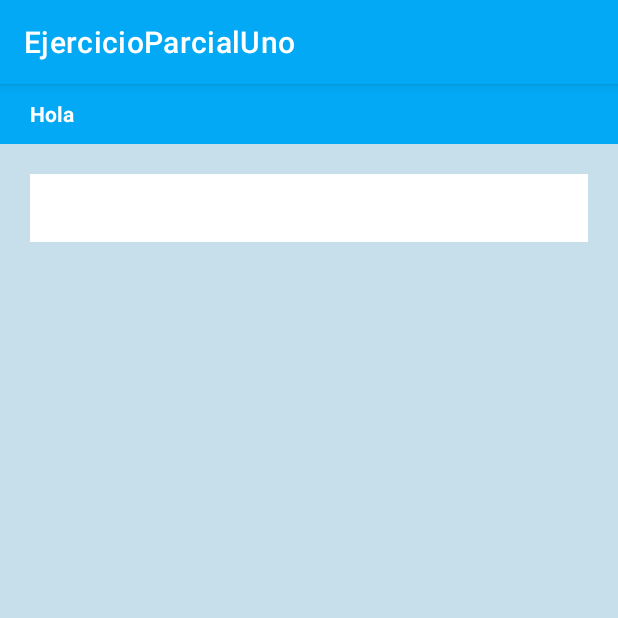
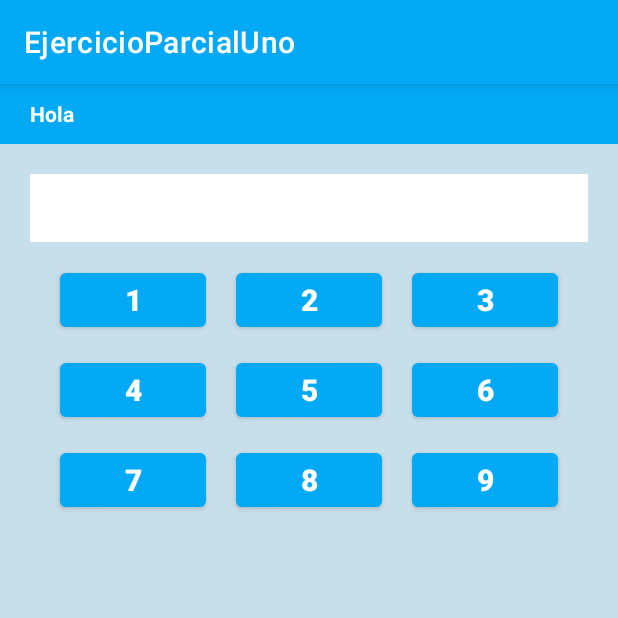
Before and after one commit to AngelaEspinosa2021/EjercicioParcialMoviles, an Android app: the screen it shows after launch (CalculadoraActivity), on a phone screen of 412 x 824 dp, the top half of it. Run offline under Robolectric (Android 15) with nearby library versions, the phone set to English and light mode, and no system bars.

Commit message:
Se insertan los botones correspondientes a los numeros del 1 al 9

```diff
--- a/EjercicioParcialUno/app/src/main/res/layout/activity_calculadora.xml
+++ b/EjercicioParcialUno/app/src/main/res/layout/activity_calculadora.xml
@@ -67,4 +67,145 @@
             android:textColor="@color/black"
             android:textSize="34sp" />
     </LinearLayout>
+
+    <LinearLayout
+        android:layout_width="match_parent"
+        android:layout_height="wrap_content"
+        android:layout_marginStart="20dp"
+        android:layout_marginTop="120dp"
+        android:layout_marginEnd="20dp"
+        android:orientation="horizontal"
+        app:layout_constraintEnd_toEndOf="parent"
+        app:layout_constraintStart_toStartOf="parent"
+        app:layout_constraintTop_toTopOf="parent">
+
+        <Button
+            android:id="@+id/uno"
+            android:layout_width="wrap_content"
+            android:layout_height="wrap_content"
+            android:layout_marginLeft="20dp"
+            android:layout_marginRight="20dp"
+            android:layout_weight="1"
+            android:width="50dp"
+            android:text="1"
+            android:textSize="20sp"
+            android:textStyle="bold" />
+
+        <Button
+            android:id="@+id/dos"
+            android:layout_width="wrap_content"
+            android:layout_height="wrap_content"
+            android:layout_marginRight="20dp"
+            android:layout_weight="1"
+            android:width="50dp"
+            android:text="2"
+            android:textSize="20sp"
+            android:textStyle="bold" />
+
+        <Button
+            android:id="@+id/tres"
+            android:layout_width="wrap_content"
+            android:layout_height="wrap_content"
+            android:layout_marginRight="20dp"
+            android:layout_weight="1"
+            android:width="50dp"
+            android:text="3"
+            android:textSize="20sp"
+            android:textStyle="bold" />
+    </LinearLayout>
+
+    <LinearLayout
+        android:layout_width="match_parent"
+        android:layout_height="wrap_content"
+        android:layout_marginStart="20dp"
+        android:layout_marginTop="180dp"
+        android:layout_marginEnd="20dp"
+        android:orientation="horizontal"
+        app:layout_constraintEnd_toEndOf="parent"
+        app:layout_constraintStart_toStartOf="parent"
+        app:layout_constraintTop_toTopOf="parent">
+
+        <Button
+            android:id="@+id/cuatro"
+            android:layout_width="wrap_content"
+            android:layout_height="wrap_content"
+            android:layout_marginLeft="20dp"
+            android:layout_marginRight="20dp"
+            android:layout_weight="1"
+            android:width="50dp"
+            android:text="4"
+            android:textSize="20sp"
+            android:textStyle="bold" />
+
+        <Button
+            android:id="@+id/cinco"
+            android:layout_width="wrap_content"
+            android:layout_height="wrap_content"
+            android:layout_marginRight="20dp"
+            android:layout_weight="1"
+            android:width="50dp"
+            android:text="5"
+            android:textSize="20sp"
+            android:textStyle="bold" />
+
+        <Button
+            android:id="@+id/seis"
+            android:layout_width="wrap_content"
+            android:layout_height="wrap_content"
+            android:layout_marginRight="20dp"
+            android:layout_weight="1"
+            android:width="50dp"
+            android:text="6"
+            android:textSize="20sp"
+            android:textStyle="bold" />
+    </LinearLayout>
+
+    <LinearLayout
+        android:layout_width="match_parent"
+        android:layout_height="wrap_content"
+        android:layout_marginStart="20dp"
+        android:layout_marginTop="240dp"
+        android:layout_marginEnd="20dp"
+        android:orientation="horizontal"
+        app:layout_constraintEnd_toEndOf="parent"
+        app:layout_constraintStart_toStartOf="parent"
+        app:layout_constraintTop_toTopOf="parent">
+
+        <Button
+            android:id="@+id/siete"
+            android:layout_width="wrap_content"
+            android:layout_height="wrap_content"
+            android:layout_marginLeft="20dp"
+            android:layout_marginRight="20dp"
+            android:layout_weight="1"
+            android:width="50dp"
+            android:text="7"
+            android:textColor="@color/white"
+            android:textSize="20sp"
+            android:textStyle="bold" />
+
+        <Button
+            android:id="@+id/ocho"
+            android:layout_width="wrap_content"
+            android:layout_height="wrap_content"
+            android:layout_marginRight="20dp"
+            android:layout_weight="1"
+            android:width="50dp"
+            android:text="8"
+            android:textColor="@color/white"
+            android:textSize="20sp"
+            android:textStyle="bold" />
+
+        <Button
+            android:id="@+id/nueve"
+            android:layout_width="wrap_content"
+            android:layout_height="wrap_content"
+            android:layout_marginRight="20dp"
+            android:layout_weight="1"
+            android:width="50dp"
+            android:text="9"
+            android:textColor="@color/white"
+            android:textSize="20sp"
+            android:textStyle="bold" />
+    </LinearLayout>
 </androidx.constraintlayout.widget.ConstraintLayout>
```
